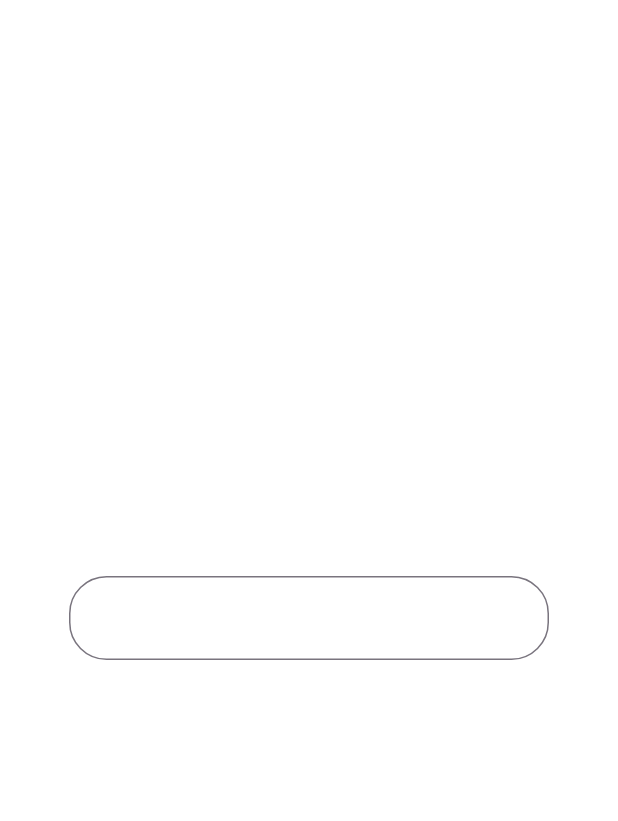
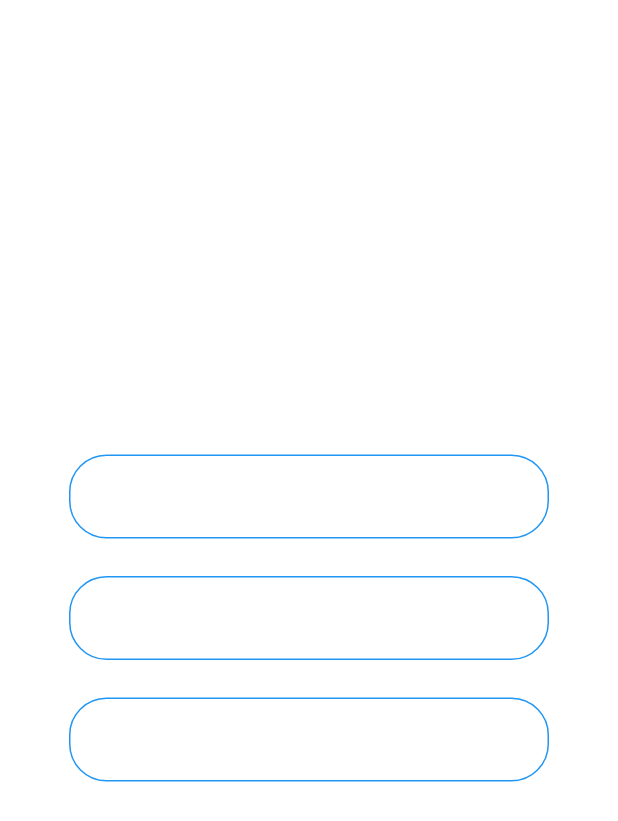
Before and after one commit to SadikRahman14/Shanjeeban, a Flutter app: the screen it shows after launch, on a phone screen of 412 x 824 dp. Shown: the top 821 px of the screen. Run offline on Flutter 3.47's test engine with Material 3 defaults, Android fonts, the phone set to English and light mode, and no system bars.

Commit message:
highlighed border on click

```diff
--- a/lib/main.dart
+++ b/lib/main.dart
@@ -8,11 +8,7 @@ class MyApp extends StatelessWidget{
   @override
   Widget build(BuildContext context){
     return MaterialApp(
-
       title: 'Product App',
-      theme : ThemeData(
-        primarySwatch: Colors.blue,
-      ),
       home: ProductDetailsPage(),
     );
   }
@@ -30,25 +26,70 @@ class ProductDetailsPage extends StatelessWidget{
 
 
       body: Center(
-          child: Row(
-            mainAxisAlignment: MainAxisAlignment.spaceEvenly,
+        child: Container(
+          width: 320,
+          child: Column(
+            mainAxisAlignment: MainAxisAlignment.center,
             children: [
-              Container(
-                width: 320,
-                child: TextField(
+              TextField(
                 decoration: InputDecoration(
-                    border: OutlineInputBorder(
+                  focusedBorder: OutlineInputBorder(
                     borderRadius: BorderRadius.circular(25),
                     borderSide: BorderSide(
-                        color: Colors.black,
+                      color: Colors.red,
+                      width: 2.5,
+                    ),
+                  ),
+                  enabledBorder: OutlineInputBorder(
+                    borderRadius: BorderRadius.circular(25),
+                    borderSide: BorderSide(
+                      color: Colors.blue,
                       width: 1,
                     ),
+                  ),
+                ),
+              ),
+              SizedBox(height: 25,),
+              TextField(
+                decoration: InputDecoration(
+                  focusedBorder: OutlineInputBorder(
+                    borderRadius: BorderRadius.circular(25),
+                    borderSide: BorderSide(
+                      color: Colors.red,
+                      width: 2.5,
+                    ),
+                  ),
+                  enabledBorder: OutlineInputBorder(
+                    borderRadius: BorderRadius.circular(25),
+                    borderSide: BorderSide(
+                      color: Colors.blue,
+                      width: 1,
+                    ),
+                  ),
+                ),
+              ),
+              SizedBox(height: 25,),
+              TextField(
+                decoration: InputDecoration(
+                  focusedBorder: OutlineInputBorder(
+                    borderRadius: BorderRadius.circular(25),
+                    borderSide: BorderSide(
+                      color: Colors.red,
+                      width: 2.5,
+                    ),
+                  ),
+                  enabledBorder: OutlineInputBorder(
+                    borderRadius: BorderRadius.circular(25),
+                    borderSide: BorderSide(
+                      color: Colors.blue,
+                      width: 1,
                     ),
                   ),
                 ),
               ),
             ],
           ),
+        )
       ),
 
       // bottomNavigationBar: BottomNavigationBar(
```
Lines whose indentation alone changed are shown as unchanged.
